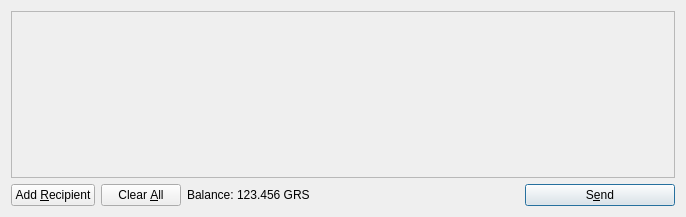
The window that src/qt/forms/sendcoinsdialog.ui (GroestlCoin/Groestlcoin-qt-android) describes before a commit, drawn with Qt 5.
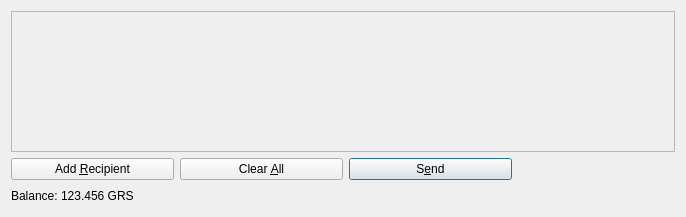
The same window after the commit. Icons and pictures are not drawn.

The edit to the form file:
```diff
--- a/src/qt/forms/sendcoinsdialog.ui
+++ b/src/qt/forms/sendcoinsdialog.ui
@@ -25,7 +25,7 @@
         <x>0</x>
         <y>0</y>
         <width>666</width>
-        <height>165</height>
+        <height>138</height>
        </rect>
       </property>
       <layout class="QVBoxLayout" name="verticalLayout_2">
@@ -60,6 +60,12 @@
     <layout class="QHBoxLayout" name="horizontalLayout">
      <item>
       <widget class="QPushButton" name="addButton">
+       <property name="sizePolicy">
+        <sizepolicy hsizetype="Expanding" vsizetype="Fixed">
+         <horstretch>0</horstretch>
+         <verstretch>0</verstretch>
+        </sizepolicy>
+       </property>
        <property name="toolTip">
         <string>Send to multiple recipients at once</string>
        </property>
@@ -78,7 +84,7 @@
      <item>
       <widget class="QPushButton" name="clearButton">
        <property name="sizePolicy">
-        <sizepolicy hsizetype="Minimum" vsizetype="Fixed">
+        <sizepolicy hsizetype="Expanding" vsizetype="Fixed">
          <horstretch>0</horstretch>
          <verstretch>0</verstretch>
         </sizepolicy>
@@ -102,6 +108,46 @@
       </widget>
      </item>
      <item>
+      <widget class="QPushButton" name="sendButton">
+       <property name="sizePolicy">
+        <sizepolicy hsizetype="Expanding" vsizetype="Fixed">
+         <horstretch>0</horstretch>
+         <verstretch>0</verstretch>
+        </sizepolicy>
+       </property>
+       <property name="minimumSize">
+        <size>
+         <width>150</width>
+         <height>0</height>
+        </size>
+       </property>
+       <property name="toolTip">
+        <string>Confirm the send action</string>
+       </property>
+       <property name="text">
+        <string>S&amp;end</string>
+       </property>
+       <property name="default">
+        <bool>true</bool>
+       </property>
+      </widget>
+     </item>
+     <item>
+      <spacer name="horizontalSpacer">
+       <property name="orientation">
+        <enum>Qt::Horizontal</enum>
+       </property>
+       <property name="sizeHint" stdset="0">
+        <size>
+         <width>40</width>
+         <height>20</height>
+        </size>
+       </property>
+      </spacer>
+     </item>
+    </layout>
+   </item>
+   <item>
       <layout class="QHBoxLayout" name="horizontalLayout_2">
        <property name="spacing">
         <number>3</number>
@@ -126,10 +172,8 @@
          </property>
         </widget>
        </item>
-      </layout>
-     </item>
      <item>
-      <spacer name="horizontalSpacer">
+      <spacer name="horizontalSpacer_2">
        <property name="orientation">
         <enum>Qt::Horizontal</enum>
        </property>
@@ -141,29 +185,6 @@
        </property>
       </spacer>
      </item>
-     <item>
-      <widget class="QPushButton" name="sendButton">
-       <property name="minimumSize">
-        <size>
-         <width>150</width>
-         <height>0</height>
-        </size>
-       </property>
-       <property name="toolTip">
-        <string>Confirm the send action</string>
-       </property>
-       <property name="text">
-        <string>S&amp;end</string>
-       </property>
-       <property name="icon">
-        <iconset resource="../bitcoin.qrc">
-         <normaloff>:/icons/send</normaloff>:/icons/send</iconset>
-       </property>
-       <property name="default">
-        <bool>true</bool>
-       </property>
-      </widget>
-     </item>
     </layout>
    </item>
   </layout>
```
Left out of the diff: 23 changed lines with no effect on the pictures. Lines whose indentation alone changed are shown as unchanged.
